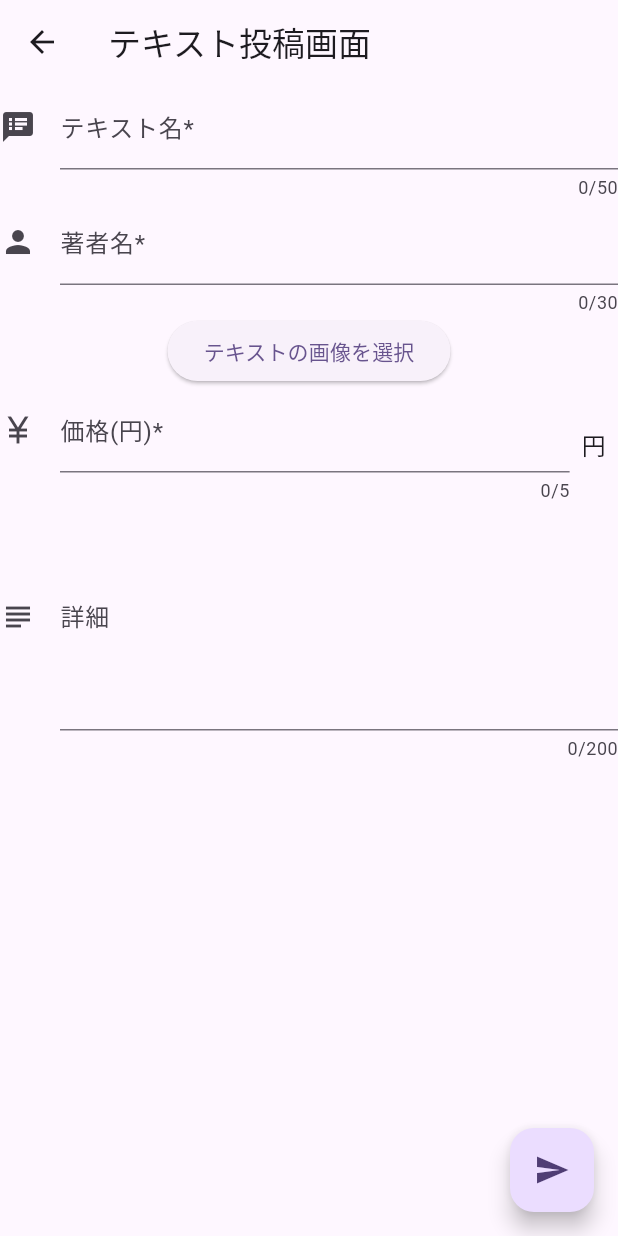
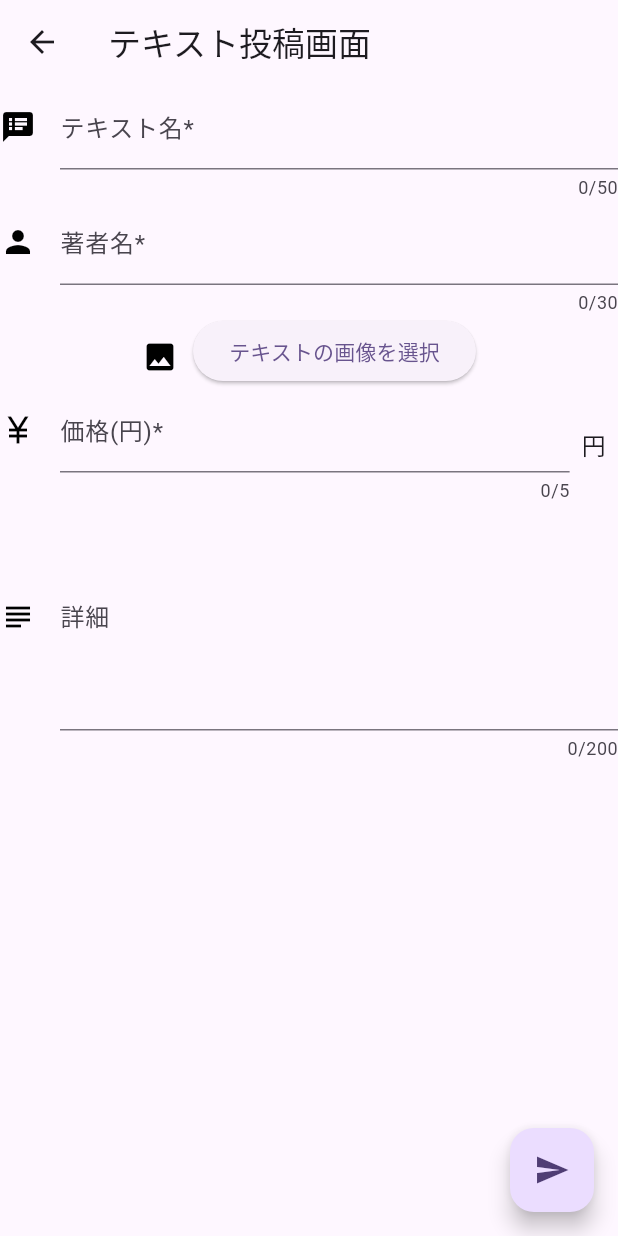
Before and after one commit to LiberaAnima/libera_flutter, a Flutter app: the PostBookPage screen opened by its route, on a phone screen of 412 x 824 dp. Run offline on Flutter 3.47's test engine with Material 3 defaults, Android fonts, the phone set to English and light mode, and no system bars; our stand-ins replace cloud_firestore, firebase_auth, firebase_core, firebase_storage, image_picker; accounts and stored records are empty.

Commit message:
change the color of icons and add image icon on the right side of the button

```diff
--- a/lib/screen/postbook_page.dart
+++ b/lib/screen/postbook_page.dart
@@ -80,7 +80,10 @@ class _PostBookPagePageState extends State<PostBookPage> {
             obscureText: false,
             maxLines: 1,
             decoration: const InputDecoration(
-              icon: Icon(Icons.speaker_notes),
+              icon: Icon(
+                Icons.speaker_notes,
+                color: Colors.black,
+              ),
               hintText: '例)微分積分入門 第二版',
               labelText: 'テキスト名*',
             ),
@@ -93,7 +96,10 @@ class _PostBookPagePageState extends State<PostBookPage> {
             obscureText: false,
             maxLines: 1,
             decoration: const InputDecoration(
-              icon: Icon(Icons.person),
+              icon: Icon(
+                Icons.person,
+                color: Colors.black,
+              ),
               hintText: '例)田中太郎',
               labelText: '著者名*',
             ),
@@ -104,9 +110,19 @@ class _PostBookPagePageState extends State<PostBookPage> {
               width: 100,
               height: 100,
             ),
-          ElevatedButton(
-            onPressed: _pickImage,
-            child: Text('テキストの画像を選択'),
+          Row(
+            mainAxisAlignment: MainAxisAlignment.center, // 要素を中央に配置
+            children: [
+              Padding(
+                padding: const EdgeInsets.only(top: 8.0), // アイコンの位置を下に調整
+                child: Icon(Icons.image, color: Colors.black),
+              ),
+              SizedBox(width: 10), // アイコンとボタンの間のスペース
+              ElevatedButton(
+                onPressed: _pickImage,
+                child: Text('テキストの画像を選択'),
+              ),
+            ],
           ),
           Row(
             children: [
@@ -120,7 +136,10 @@ class _PostBookPagePageState extends State<PostBookPage> {
                   obscureText: false,
                   maxLines: 1,
                   decoration: const InputDecoration(
-                    icon: Icon(Icons.currency_yen),
+                    icon: Icon(
+                      Icons.currency_yen,
+                      color: Colors.black,
+                    ),
                     hintText: '例) 1500',
                     labelText: '価格(円)*',
                   ),
@@ -142,7 +161,10 @@ class _PostBookPagePageState extends State<PostBookPage> {
             obscureText: false,
             maxLines: 5,
             decoration: const InputDecoration(
-              icon: Icon(Icons.subject),
+              icon: Icon(
+                Icons.subject,
+                color: Colors.black,
+              ),
               hintText: 'テキストの詳細、テキストの状態、取引場所など',
               labelText: '詳細 ',
             ),
```
